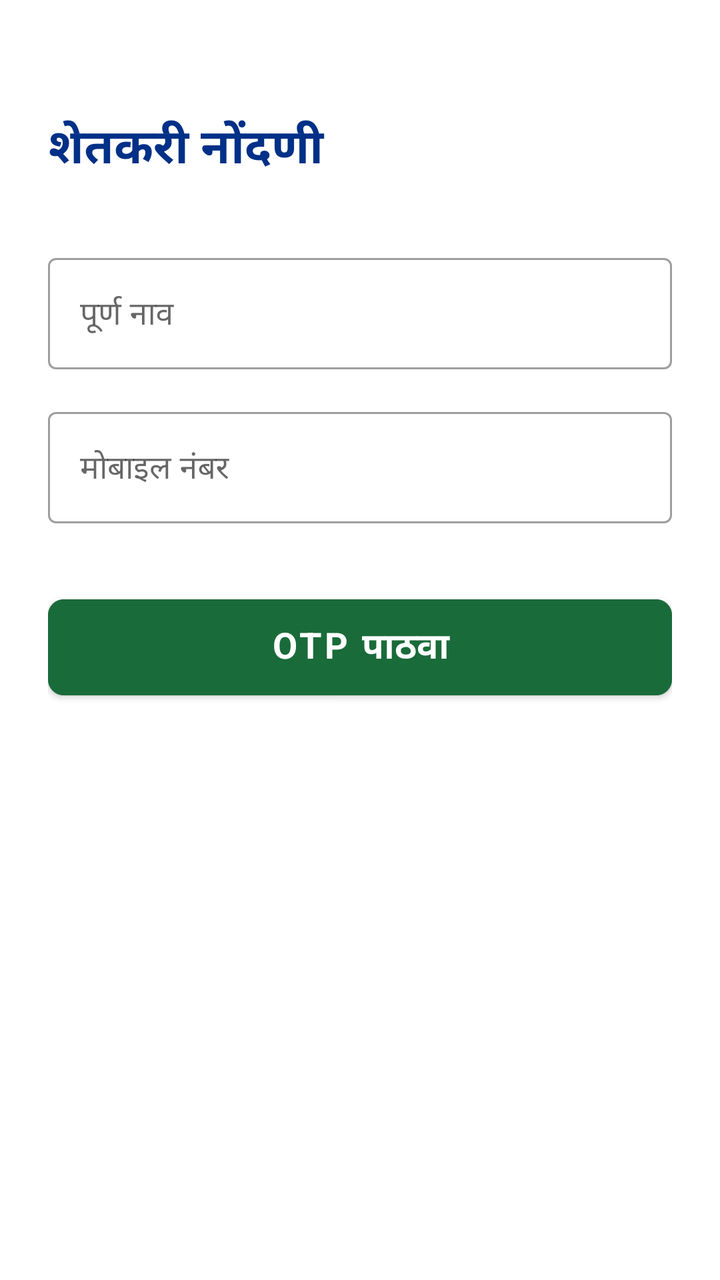
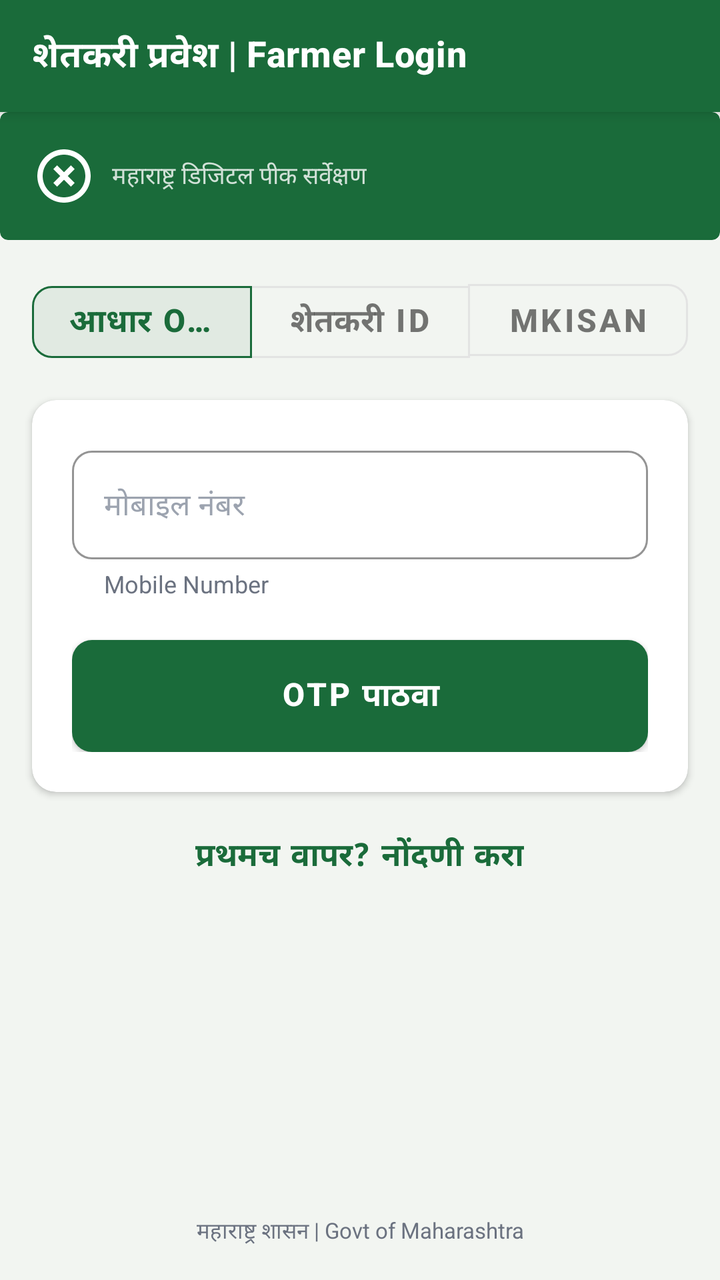

Compare the two renders of this Android layout. The source of the first and the diff that turns it into the second are given below.
<!-- AndroidManifest.xml: application theme Theme.EPeekPahani -->
<!-- res/layout/fragment_login.xml -->
<?xml version="1.0" encoding="utf-8"?>
<LinearLayout xmlns:android="http://schemas.android.com/apk/res/android"
    xmlns:app="http://schemas.android.com/apk/res-auto"
    android:layout_width="match_parent"
    android:layout_height="match_parent"
    android:orientation="vertical"
    android:padding="24dp"
    android:background="@color/white"
    android:gravity="center_horizontal">

    <TextView
        android:layout_width="match_parent"
        android:layout_height="wrap_content"
        android:text="शेतकरी नोंदणी"
        android:textColor="@color/secondary"
        android:textSize="24sp"
        android:textStyle="bold"
        android:layout_marginTop="32dp"
        android:layout_marginBottom="32dp" />

    <com.google.android.material.textfield.TextInputLayout
        android:layout_width="match_parent"
        android:layout_height="wrap_content"
        android:hint="पूर्ण नाव"
        style="@style/Widget.MaterialComponents.TextInputLayout.OutlinedBox"
        android:layout_marginBottom="16dp">

        <com.google.android.material.textfield.TextInputEditText
            android:id="@+id/etName"
            android:layout_width="match_parent"
            android:layout_height="wrap_content"
            android:inputType="textPersonName" />
    </com.google.android.material.textfield.TextInputLayout>

    <com.google.android.material.textfield.TextInputLayout
        android:layout_width="match_parent"
        android:layout_height="wrap_content"
        android:hint="मोबाइल नंबर"
        style="@style/Widget.MaterialComponents.TextInputLayout.OutlinedBox"
        android:layout_marginBottom="32dp">

        <com.google.android.material.textfield.TextInputEditText
            android:id="@+id/etMobile"
            android:layout_width="match_parent"
            android:layout_height="wrap_content"
            android:maxLength="10"
            android:inputType="phone" />
    </com.google.android.material.textfield.TextInputLayout>

    <com.google.android.material.button.MaterialButton
        android:id="@+id/btnSendOtp"
        android:layout_width="match_parent"
        android:layout_height="60dp"
        android:text="OTP पाठवा"
        android:textSize="18sp"
        android:textStyle="bold"
        android:backgroundTint="@color/primary"
        app:cornerRadius="8dp" />

    <ProgressBar
        android:id="@+id/progressBar"
        android:layout_width="wrap_content"
        android:layout_height="wrap_content"
        android:layout_marginTop="16dp"
        android:visibility="gone" />

</LinearLayout>
<!-- resources referenced by this layout -->
<resources>
  <color name="primary">#1A6B3A</color>
  <color name="secondary">#003087</color>
  <color name="white">#FFFFFF</color>
  <style name="Theme.EPeekPahani" parent="Theme.MaterialComponents.Light.NoActionBar">
          <item name="colorPrimary">@color/primary</item>
          <item name="colorPrimaryVariant">@color/primary_dark</item>
          <item name="colorOnPrimary">@color/white</item>
          
          <item name="colorSecondary">@color/secondary</item>
          <item name="colorSecondaryVariant">@color/secondary</item>
          <item name="colorOnSecondary">@color/white</item>
          
          <item name="colorError">@color/error</item>
          <item name="colorOnError">@color/white</item>
  
          <item name="android:statusBarColor">?attr/colorPrimaryVariant</item>
          
          <item name="android:fontFamily">sans-serif</item>
      </style>
  <color name="primary_dark">#124F2A</color>
  <!-- unchanged entries left out for length: 1 -->
</resources>

<!-- the commit's change to res/layout/fragment_login.xml (unified diff, before → after) -->
@@ -4,64 +4,166 @@
     android:layout_width="match_parent"
     android:layout_height="match_parent"
     android:orientation="vertical"
-    android:padding="24dp"
-    android:background="@color/white"
-    android:gravity="center_horizontal">
+    android:background="@color/bg_screen">
 
-    <TextView
+    <com.google.android.material.appbar.MaterialToolbar
+        android:id="@+id/toolbar"
+        style="@style/Widget.App.Toolbar.Green"
         android:layout_width="match_parent"
-        android:layout_height="wrap_content"
-        android:text="शेतकरी नोंदणी"
-        android:textColor="@color/secondary"
-        android:textSize="24sp"
-        android:textStyle="bold"
-        android:layout_marginTop="32dp"
-        android:layout_marginBottom="32dp" />
+        android:layout_height="?attr/actionBarSize"
+        app:title="शेतकरी प्रवेश | Farmer Login" />
 
-    <com.google.android.material.textfield.TextInputLayout
+    <ScrollView
         android:layout_width="match_parent"
-        android:layout_height="wrap_content"
-        android:hint="पूर्ण नाव"
-        style="@style/Widget.MaterialComponents.TextInputLayout.OutlinedBox"
-        android:layout_marginBottom="16dp">
+        android:layout_height="match_parent"
+        android:fillViewport="true">
 
-        <com.google.android.material.textfield.TextInputEditText
-            android:id="@+id/etName"
+        <LinearLayout
             android:layout_width="match_parent"
             android:layout_height="wrap_content"
-            android:inputType="textPersonName" />
-    </com.google.android.material.textfield.TextInputLayout>
+            android:orientation="vertical">
 
-    <com.google.android.material.textfield.TextInputLayout
-        android:layout_width="match_parent"
-        android:layout_height="wrap_content"
-        android:hint="मोबाइल नंबर"
-        style="@style/Widget.MaterialComponents.TextInputLayout.OutlinedBox"
-        android:layout_marginBottom="32dp">
+            <com.google.android.material.card.MaterialCardView
+                android:layout_width="match_parent"
+                android:layout_height="wrap_content"
+                android:layout_marginBottom="16dp"
+                app:cardBackgroundColor="@color/green_primary"
+                app:cardElevation="0dp"
+                app:shapeAppearanceOverlay="@style/ShapeAppearance.MaterialComponents.MediumComponent">
 
-        <com.google.android.material.textfield.TextInputEditText
-            android:id="@+id/etMobile"
-            android:layout_width="match_parent"
-            android:layout_height="wrap_content"
-            android:maxLength="10"
-            android:inputType="phone" />
-    </com.google.android.material.textfield.TextInputLayout>
+                <LinearLayout
+                    android:layout_width="match_parent"
+                    android:layout_height="wrap_content"
+                    android:orientation="horizontal"
+                    android:gravity="center_vertical"
+                    android:padding="16dp">
+                    
+                    <ImageView
+                        android:layout_width="32dp"
+                        android:layout_height="32dp"
+                        android:src="@drawable/ic_wheat"
+                        app:tint="@color/text_white"/>
+                        
+                    <TextView
+                        android:layout_width="wrap_content"
+                        android:layout_height="wrap_content"
+                        android:text="महाराष्ट्र डिजिटल पीक सर्वेक्षण"
+                        android:textColor="#CCFFFFFF"
+                        android:textSize="12sp"
+                        android:layout_marginStart="8dp"/>
+                </LinearLayout>
+            </com.google.android.material.card.MaterialCardView>
 
-    <com.google.android.material.button.MaterialButton
-        android:id="@+id/btnSendOtp"
-        android:layout_width="match_parent"
-        android:layout_height="60dp"
-        android:text="OTP पाठवा"
-        android:textSize="18sp"
-        android:textStyle="bold"
-        android:backgroundTint="@color/primary"
-        app:cornerRadius="8dp" />
+            <com.google.android.material.button.MaterialButtonToggleGroup
+                android:id="@+id/toggle_group"
+                android:layout_width="match_parent"
+                android:layout_height="wrap_content"
+                android:layout_marginHorizontal="16dp"
+                app:singleSelection="true"
+                app:selectionRequired="true"
+                app:checkedButton="@id/btn_aadhaar">
 
-    <ProgressBar
-        android:id="@+id/progressBar"
-        android:layout_width="wrap_content"
-        android:layout_height="wrap_content"
-        android:layout_marginTop="16dp"
-        android:visibility="gone" />
+                <com.google.android.material.button.MaterialButton
+                    android:id="@+id/btn_aadhaar"
+                    style="@style/Widget.MaterialComponents.Button.OutlinedButton"
+                    android:layout_width="0dp"
+                    android:layout_height="wrap_content"
+                    android:layout_weight="1"
+                    android:text="आधार OTP" />
 
+                <com.google.android.material.button.MaterialButton
+                    android:id="@+id/btn_farmer_id"
+                    style="@style/Widget.MaterialComponents.Button.OutlinedButton"
+                    android:layout_width="0dp"
+                    android:layout_height="wrap_content"
+                    android:layout_weight="1"
+                    android:text="शेतकरी ID" />
+
+                <com.google.android.material.button.MaterialButton
+                    android:id="@+id/btn_mkisan"
+                    style="@style/Widget.MaterialComponents.Button.OutlinedButton"
+                    android:layout_width="0dp"
+                    android:layout_height="wrap_content"
+                    android:layout_weight="1"
+                    android:text="mKisan" />
+
+            </com.google.android.material.button.MaterialButtonToggleGroup>
+
+            <com.google.android.material.card.MaterialCardView
+                android:layout_width="match_parent"
+                android:layout_height="wrap_content"
+                android:layout_marginHorizontal="16dp"
+                android:layout_marginTop="16dp"
+                app:cardBackgroundColor="@color/bg_card"
+                app:cardCornerRadius="12dp"
+                app:cardElevation="2dp">
+
+                <LinearLayout
+                    android:layout_width="match_parent"
+                    android:layout_height="wrap_content"
+                    android:orientation="vertical"
+                    android:padding="20dp">
+
+                    <com.google.android.material.textfield.TextInputLayout
+                        android:id="@+id/til_mobile"
+                        style="@style/Widget.App.TextInputLayout"
+                        android:layout_width="match_parent"
+                        android:layout_height="wrap_content"
+                        android:hint="मोबाइल नंबर">
+                        <com.google.android.material.textfield.TextInputEditText
+                            android:id="@+id/et_mobile"
+                            android:layout_width="match_parent"
+                            android:layout_height="wrap_content"
+                            android:inputType="phone"
+                            android:textSize="15sp"
+                            android:maxLength="10" />
+                    </com.google.android.material.textfield.TextInputLayout>
+
+                    <TextView
+                        android:id="@+id/tv_helper"
+                        android:layout_width="match_parent"
+                        android:layout_height="wrap_content"
+                        android:text="Mobile Number"
+                        android:textColor="@color/text_secondary"
+                        android:textSize="12sp"
+                        android:layout_marginStart="16dp"
+                        android:layout_marginTop="4dp"/>
+
+                    <com.google.android.material.button.MaterialButton
+                        android:id="@+id/btn_send_otp"
+                        style="@style/Widget.App.Button.Primary"
+                        android:layout_width="match_parent"
+                        android:layout_height="wrap_content"
+                        android:layout_marginTop="20dp"
+                        android:text="OTP पाठवा" />
+
+                </LinearLayout>
+            </com.google.android.material.card.MaterialCardView>
+
+            <com.google.android.material.button.MaterialButton
+                android:id="@+id/btn_register"
+                style="@style/Widget.MaterialComponents.Button.TextButton"
+                android:layout_width="wrap_content"
+                android:layout_height="wrap_content"
+                android:layout_gravity="center_horizontal"
+                android:layout_marginTop="8dp"
+                android:text="प्रथमच वापर? नोंदणी करा"
+                android:textColor="@color/green_primary" />
+
+            <Space
+                android:layout_width="match_parent"
+                android:layout_height="0dp"
+                android:layout_weight="1" />
+
+            <TextView
+                android:layout_width="match_parent"
+                android:layout_height="wrap_content"
+                android:text="महाराष्ट्र शासन | Govt of Maharashtra"
+                android:textColor="@color/text_secondary"
+                android:textSize="11sp"
+                android:gravity="center"
+                android:layout_marginBottom="16dp" />
+
+        </LinearLayout>
+    </ScrollView>
 </LinearLayout>
<!-- resource entries referenced after the edit -->
@@ -1,25 +1,94 @@
 <!-- resources referenced by this layout -->
 <resources>
-  <color name="primary">#1A6B3A</color>
-  <color name="secondary">#003087</color>
-  <color name="white">#FFFFFF</color>
-  <style name="Theme.EPeekPahani" parent="Theme.MaterialComponents.Light.NoActionBar">
-          <item name="colorPrimary">@color/primary</item>
-          <item name="colorPrimaryVariant">@color/primary_dark</item>
-          <item name="colorOnPrimary">@color/white</item>
+  <color name="bg_card">#FFFFFF</color>
+  <color name="bg_screen">#F2F5F1</color>
+  <color name="green_primary">#1a6b3a</color>
+  <color name="text_secondary">#6B7280</color>
+  <color name="text_white">#FFFFFF</color>
+  <!-- drawable ic_wheat (drawable) -->
+  <vector xmlns:android="http://schemas.android.com/apk/res/android"
+      android:width="24dp"
+      android:height="24dp"
+      android:viewportWidth="24"
+      android:viewportHeight="24">
+    <path
+        android:fillColor="#FFFFFF"
+        android:pathData="M12,2c-5.52,0 -10,4.48 -10,10s4.48,10 10,10 10,-4.48 10,-10 -4.48,-10 -10,-10zM12,20c-4.41,0 -8,-3.59 -8,-8s3.59,-8 8,-8 8,3.59 8,8 -3.59,8 -8,8zM14.59,8L12,10.59 9.41,8 8,9.41 10.59,12 8,14.59 9.41,16 12,13.41 14.59,16 16,14.59 13.41,12 16,9.41z" />
+  </vector>
+  <style name="Widget.App.Button.Primary" parent="Widget.MaterialComponents.Button">
+          <item name="backgroundTint">@color/green_primary</item>
+          <item name="android:textColor">@color/text_white</item>
+          <item name="shapeAppearanceOverlay">@style/ShapeAppearance.App.SmallComponent</item>
+          <item name="android:minHeight">56dp</item>
+          <item name="android:insetTop">0dp</item>
+          <item name="android:insetBottom">0dp</item>
+          <item name="elevation">0dp</item>
+          <item name="android:textSize">16sp</item>
+          <item name="android:textStyle">bold</item>
+          <item name="rippleColor">@color/ripple</item>
+      </style>
+  <style name="Widget.App.TextInputLayout" parent="Widget.MaterialComponents.TextInputLayout.OutlinedBox">
+          <item name="boxStrokeColor">@color/green_primary</item>
+          <item name="hintTextColor">@color/green_primary</item>
+          <item name="android:textColorHint">@color/text_hint</item>
+          <item name="shapeAppearanceOverlay">@style/ShapeAppearance.App.SmallComponent</item>
+      </style>
+  <style name="Widget.App.Toolbar.Green" parent="Widget.MaterialComponents.Toolbar.Primary">
+          <item name="android:background">@color/green_primary</item>
+          <item name="titleTextColor">@color/text_white</item>
+          <item name="elevation">0dp</item>
+          <item name="titleTextAppearance">@style/TextAppearance.App.ToolbarTitle</item>
+      </style>
+  <style name="Theme.EPeekPahani" parent="Base.Theme.CloneEPeekPahani" />
+  <style name="ShapeAppearance.App.SmallComponent" parent="ShapeAppearance.MaterialComponents.SmallComponent">
+          <item name="cornerFamily">rounded</item>
+          <item name="cornerSize">10dp</item>
+      </style>
+  <color name="ripple">#1a1a6b3a</color>
+  <color name="text_hint">#9CA3AF</color>
+  <style name="TextAppearance.App.ToolbarTitle" parent="TextAppearance.MaterialComponents.Headline6">
+          <item name="android:textSize">18sp</item>
+          <item name="android:textStyle">bold</item>
+          <item name="android:textColor">@color/text_white</item>
+      </style>
+  <style name="Base.Theme.CloneEPeekPahani" parent="Theme.App">
           
-          <item name="colorSecondary">@color/secondary</item>
-          <item name="colorSecondaryVariant">@color/secondary</item>
-          <item name="colorOnSecondary">@color/white</item>
+      </style>
+  <style name="Theme.App" parent="Theme.MaterialComponents.Light.NoActionBar">
+          <item name="colorPrimary">@color/green_primary</item>
+          <item name="colorPrimaryVariant">@color/green_dark</item>
+          <item name="colorOnPrimary">@color/text_white</item>
+          <item name="colorSecondary">@color/saffron</item>
+          <item name="colorSecondaryVariant">@color/saffron_dark</item>
+          <item name="colorOnSecondary">@color/text_white</item>
+          <item name="colorError">@color/error</item>
+          <item name="colorOnError">@color/text_white</item>
+          <item name="colorSurface">@color/bg_card</item>
+          <item name="colorOnSurface">@color/text_primary</item>
+          <item name="android:colorBackground">@color/bg_screen</item>
+          <item name="colorOnBackground">@color/text_primary</item>
+  
           
-          <item name="colorError">@color/error</item>
-          <item name="colorOnError">@color/white</item>
+          <item name="materialButtonStyle">@style/Widget.App.Button.Primary</item>
+          <item name="textInputStyle">@style/Widget.App.TextInputLayout</item>
   
-          <item name="android:statusBarColor">?attr/colorPrimaryVariant</item>
           
-          <item name="android:fontFamily">sans-serif</item>
+          <item name="shapeAppearanceSmallComponent">@style/ShapeAppearance.App.SmallComponent</item>
+          <item name="shapeAppearanceMediumComponent">@style/ShapeAppearance.App.MediumComponent</item>
+          <item name="shapeAppearanceLargeComponent">@style/ShapeAppearance.App.LargeComponent</item>
       </style>
-  <color name="primary_dark">#124F2A</color>
+  <color name="green_dark">#0f4a27</color>
+  <color name="saffron">#f7941d</color>
+  <color name="saffron_dark">#e65100</color>
+  <color name="text_primary">#1C1C1C</color>
+  <style name="ShapeAppearance.App.MediumComponent" parent="ShapeAppearance.MaterialComponents.MediumComponent">
+          <item name="cornerFamily">rounded</item>
+          <item name="cornerSize">12dp</item>
+      </style>
+  <style name="ShapeAppearance.App.LargeComponent" parent="ShapeAppearance.MaterialComponents.LargeComponent">
+          <item name="cornerFamily">rounded</item>
+          <item name="cornerSize">16dp</item>
+      </style>
   <!-- unchanged entries left out for length: 1 -->
 </resources>
 
